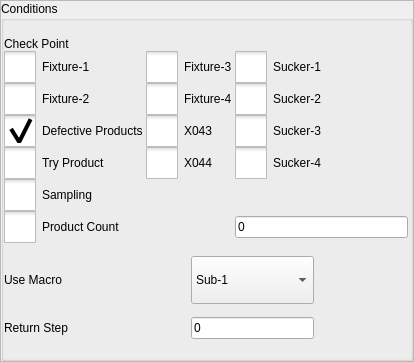
Above: hcinstruction/ichcconditionpage.ui from dongdong-2009/3-5AxisRobot before the change. Below: the same form after it.
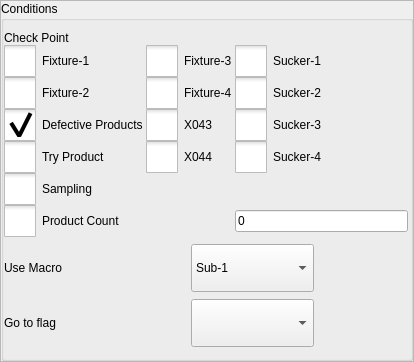
That is the form after the change. Icons and pictures are not drawn. Custom widgets are drawn as their Qt base class.

Diff of the .ui file:
```diff
--- a/hcinstruction/ichcconditionpage.ui
+++ b/hcinstruction/ichcconditionpage.ui
@@ -618,8 +618,18 @@
         </property>
        </widget>
       </item>
+      <item row="2" column="0" colspan="2">
+       <widget class="QLabel" name="label_3">
+        <property name="text">
+         <string>Go to flag</string>
+        </property>
+       </widget>
+      </item>
       <item row="2" column="2">
-       <widget class="ICLineEditWithVirtualNumericKeypad" name="returnLineEdit">
+       <widget class="ICComboBox" name="flagSel">
+        <property name="enabled">
+         <bool>true</bool>
+        </property>
         <property name="sizePolicy">
          <sizepolicy hsizetype="Fixed" vsizetype="Fixed">
           <horstretch>0</horstretch>
@@ -629,24 +639,17 @@
         <property name="minimumSize">
          <size>
           <width>123</width>
-          <height>0</height>
+          <height>38</height>
          </size>
         </property>
         <property name="maximumSize">
          <size>
           <width>123</width>
-          <height>16777215</height>
+          <height>48</height>
          </size>
         </property>
-        <property name="text">
-         <string notr="true">0</string>
-        </property>
-       </widget>
-      </item>
-      <item row="2" column="0" colspan="2">
-       <widget class="QLabel" name="label_3">
-        <property name="text">
-         <string>Return Step</string>
+        <property name="layoutDirection">
+         <enum>Qt::LeftToRight</enum>
         </property>
        </widget>
       </item>
```
